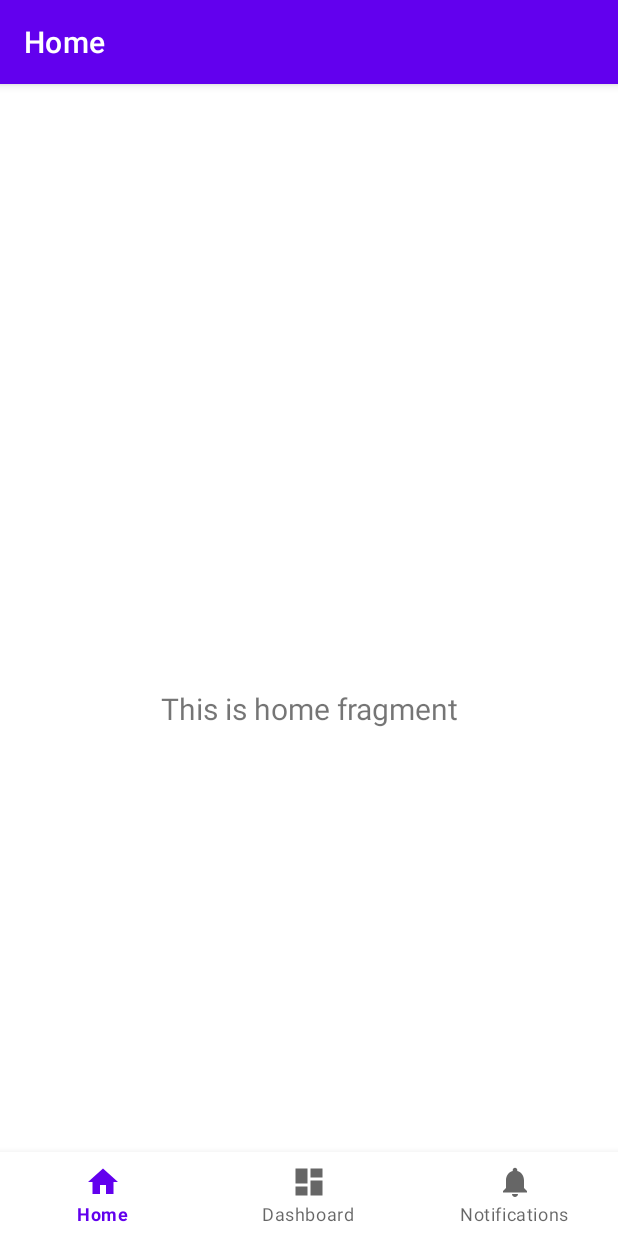
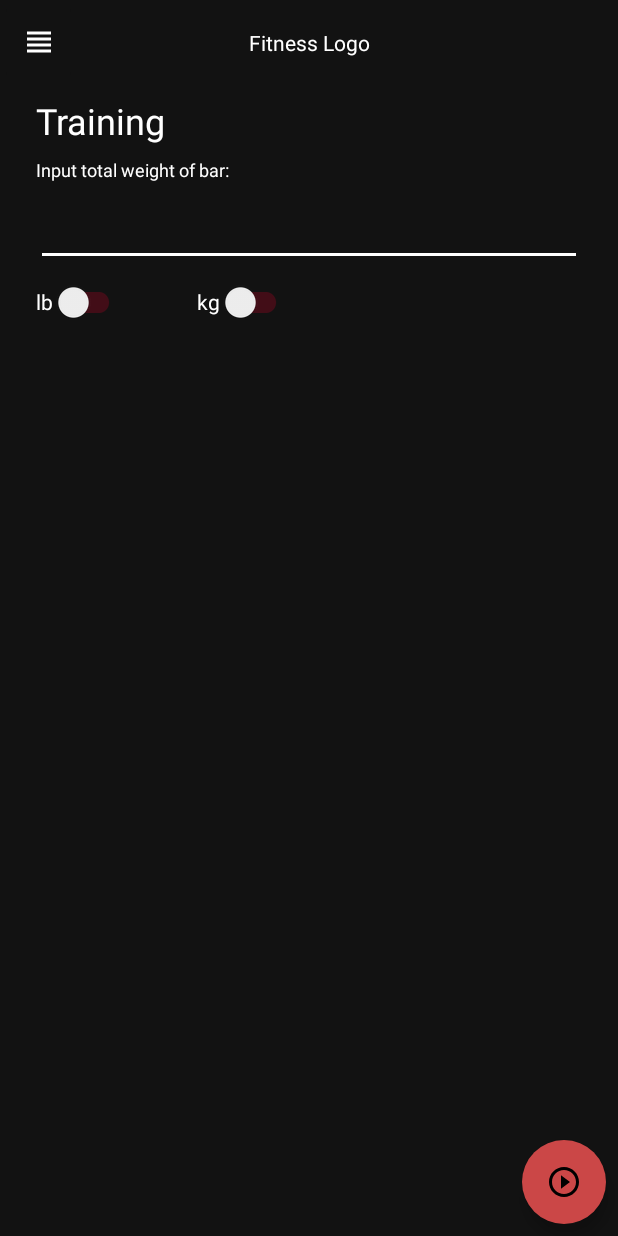
Before and after one commit to andresmaldonado2/Bar_Tracker, an Android app: the screen it shows after launch (MainActivity), on a phone screen of 412 x 824 dp. Run offline under Robolectric (Android 15) with nearby library versions, the phone set to English and light mode, and no system bars; our stand-ins replace navigation-ui.

Commit message:
Week 1 Capstone
Got a very barebones GUI from scratch made, still need to figure out why elevation just refuses to work properly

```diff
--- a/app/src/main/AndroidManifest.xml
+++ b/app/src/main/AndroidManifest.xml
@@ -8,7 +8,8 @@
         android:label="@string/app_name"
         android:roundIcon="@mipmap/ic_launcher_round"
         android:supportsRtl="true"
-        android:theme="@style/Theme.Main_Menu">
+        android:theme="@style/AppTheme"
+        android:hardwareAccelerated="true">
         <activity
             android:name=".MainActivity"
             android:exported="true"
--- a/app/src/main/java/com/example/main_menu/MainActivity.java
+++ b/app/src/main/java/com/example/main_menu/MainActivity.java
@@ -1,8 +1,6 @@
 package com.example.main_menu;
 
 import android.os.Bundle;
-
-import com.google.android.material.bottomnavigation.BottomNavigationView;
 
 import androidx.appcompat.app.AppCompatActivity;
 import androidx.navigation.NavController;
@@ -22,16 +20,6 @@ public class MainActivity extends AppCompatActivity {
 
         binding = ActivityMainBinding.inflate(getLayoutInflater());
         setContentView(binding.getRoot());
-
-        BottomNavigationView navView = findViewById(R.id.nav_view);
-        // Passing each menu ID as a set of Ids because each
-        // menu should be considered as top level destinations.
-        AppBarConfiguration appBarConfiguration = new AppBarConfiguration.Builder(
-                R.id.navigation_home, R.id.navigation_dashboard, R.id.navigation_notifications)
-                .build();
-        NavController navController = Navigation.findNavController(this, R.id.nav_host_fragment_activity_main);
-        NavigationUI.setupActionBarWithNavController(this, navController, appBarConfiguration);
-        NavigationUI.setupWithNavController(binding.navView, navController);
     }
 
 }
--- /dev/null
+++ b/app/src/main/res/drawable/button_border.xml
@@ -0,0 +1,9 @@
+<?xml version="1.0" encoding="utf-8"?>
+<shape xmlns:android="http://schemas.android.com/apk/res/android"
+    android:shape="rectangle">
+    <gradient android:startColor="#B00020"
+        android:endColor="#000000"
+        android:angle="270" />
+    <corners android:radius="3dp" />
+    <stroke android:width="5px" android:color="#ffffff" />
+</shape>
--- /dev/null
+++ b/app/src/main/res/drawable/ic_baseline_play_circle_outline_24.xml
@@ -0,0 +1,10 @@
+<vector xmlns:android="http://schemas.android.com/apk/res/android"
+    android:width="24dp"
+    android:height="24dp"
+    android:viewportWidth="24"
+    android:viewportHeight="24"
+    android:tint="?attr/colorControlNormal">
+  <path
+      android:fillColor="@android:color/white"
+      android:pathData="M10,16.5l6,-4.5 -6,-4.5v9zM12,2C6.48,2 2,6.48 2,12s4.48,10 10,10 10,-4.48 10,-10S17.52,2 12,2zM12,20c-4.41,0 -8,-3.59 -8,-8s3.59,-8 8,-8 8,3.59 8,8 -3.59,8 -8,8z"/>
+</vector>
--- /dev/null
+++ b/app/src/main/res/drawable/ic_baseline_settings_24.xml
@@ -0,0 +1,10 @@
+<vector xmlns:android="http://schemas.android.com/apk/res/android"
+    android:width="24dp"
+    android:height="24dp"
+    android:viewportWidth="24"
+    android:viewportHeight="24"
+    android:tint="?attr/colorControlNormal">
+  <path
+      android:fillColor="@android:color/white"
+      android:pathData="M19.14,12.94c0.04,-0.3 0.06,-0.61 0.06,-0.94c0,-0.32 -0.02,-0.64 -0.07,-0.94l2.03,-1.58c0.18,-0.14 0.23,-0.41 0.12,-0.61l-1.92,-3.32c-0.12,-0.22 -0.37,-0.29 -0.59,-0.22l-2.39,0.96c-0.5,-0.38 -1.03,-0.7 -1.62,-0.94L14.4,2.81c-0.04,-0.24 -0.24,-0.41 -0.48,-0.41h-3.84c-0.24,0 -0.43,0.17 -0.47,0.41L9.25,5.35C8.66,5.59 8.12,5.92 7.63,6.29L5.24,5.33c-0.22,-0.08 -0.47,0 -0.59,0.22L2.74,8.87C2.62,9.08 2.66,9.34 2.86,9.48l2.03,1.58C4.84,11.36 4.8,11.69 4.8,12s0.02,0.64 0.07,0.94l-2.03,1.58c-0.18,0.14 -0.23,0.41 -0.12,0.61l1.92,3.32c0.12,0.22 0.37,0.29 0.59,0.22l2.39,-0.96c0.5,0.38 1.03,0.7 1.62,0.94l0.36,2.54c0.05,0.24 0.24,0.41 0.48,0.41h3.84c0.24,0 0.44,-0.17 0.47,-0.41l0.36,-2.54c0.59,-0.24 1.13,-0.56 1.62,-0.94l2.39,0.96c0.22,0.08 0.47,0 0.59,-0.22l1.92,-3.32c0.12,-0.22 0.07,-0.47 -0.12,-0.61L19.14,12.94zM12,15.6c-1.98,0 -3.6,-1.62 -3.6,-3.6s1.62,-3.6 3.6,-3.6s3.6,1.62 3.6,3.6S13.98,15.6 12,15.6z"/>
+</vector>
--- /dev/null
+++ b/app/src/main/res/drawable/ic_baseline_view_headline_24.xml
@@ -0,0 +1,10 @@
+<vector xmlns:android="http://schemas.android.com/apk/res/android"
+    android:width="24dp"
+    android:height="24dp"
+    android:viewportWidth="24"
+    android:viewportHeight="24"
+    android:tint="?attr/colorControlNormal">
+  <path
+      android:fillColor="@android:color/white"
+      android:pathData="M4,15h16v-2L4,13v2zM4,19h16v-2L4,17v2zM4,11h16L20,9L4,9v2zM4,5v2h16L20,5L4,5z"/>
+</vector>
--- a/app/src/main/res/layout/activity_main.xml
+++ b/app/src/main/res/layout/activity_main.xml
@@ -1,33 +1,132 @@
 <?xml version="1.0" encoding="utf-8"?>
-<androidx.constraintlayout.widget.ConstraintLayout xmlns:android="http://schemas.android.com/apk/res/android"
+<androidx.drawerlayout.widget.DrawerLayout  xmlns:android="http://schemas.android.com/apk/res/android"
     xmlns:app="http://schemas.android.com/apk/res-auto"
+    xmlns:tools="http://schemas.android.com/tools"
     android:id="@+id/container"
     android:layout_width="match_parent"
     android:layout_height="match_parent"
-    android:paddingTop="?attr/actionBarSize">
+    android:fitsSystemWindows="true"
+    android:background="@color/backgroundGrey"
+    android:clipChildren="false"
+    android:clipToPadding="false"
+    >
 
-    <com.google.android.material.bottomnavigation.BottomNavigationView
-        android:id="@+id/nav_view"
-        android:layout_width="0dp"
-        android:layout_height="wrap_content"
-        android:layout_marginStart="0dp"
-        android:layout_marginEnd="0dp"
-        android:background="?android:attr/windowBackground"
-        app:layout_constraintBottom_toBottomOf="parent"
-        app:layout_constraintLeft_toLeftOf="parent"
-        app:layout_constraintRight_toRightOf="parent"
-        app:menu="@menu/bottom_nav_menu" />
-
-    <fragment
-        android:id="@+id/nav_host_fragment_activity_main"
-        android:name="androidx.navigation.fragment.NavHostFragment"
+    <androidx.constraintlayout.widget.ConstraintLayout
         android:layout_width="match_parent"
         android:layout_height="match_parent"
-        app:defaultNavHost="true"
-        app:layout_constraintBottom_toTopOf="@id/nav_view"
-        app:layout_constraintLeft_toLeftOf="parent"
-        app:layout_constraintRight_toRightOf="parent"
-        app:layout_constraintTop_toTopOf="parent"
-        app:navGraph="@navigation/mobile_navigation" />
+        android:id="@+id/mainMenu"
+        android:background="@color/backgroundGrey"
+        android:clipToPadding="false"
+        android:clipChildren="false">
 
-</androidx.constraintlayout.widget.ConstraintLayout>
+        <com.google.android.material.floatingactionbutton.FloatingActionButton
+            android:id="@+id/startWorkoutButton"
+            android:layout_width="wrap_content"
+            android:layout_height="wrap_content"
+            android:layout_marginEnd="8dp"
+            android:layout_marginBottom="8dp"
+            android:backgroundTint="@color/startWorkoutButtonRed"
+            android:clickable="true"
+            android:contentDescription="@string/startWorkoutButtonContentDescription"
+            android:focusable="true"
+            app:borderWidth="0dp"
+            app:layout_constraintBottom_toBottomOf="parent"
+            app:layout_constraintEnd_toEndOf="parent"
+            app:srcCompat="@drawable/ic_baseline_play_circle_outline_24" />
+
+        <LinearLayout
+            android:layout_width="match_parent"
+            android:layout_height="match_parent"
+            android:background="@color/backgroundGrey"
+            android:orientation="vertical"
+            android:clipToPadding="false"
+            android:clipChildren="false">
+
+            <include layout="@layout/nav_bar_header"
+                android:layout_width="match_parent"
+                android:layout_height="?actionBarSize"
+                android:elevation="30dp">
+            </include>
+
+            <LinearLayout
+                android:layout_width="match_parent"
+                android:layout_height="match_parent"
+                android:orientation="vertical">
+
+                <TextView
+                    android:id="@+id/trainingMenuHeader"
+                    android:layout_width="wrap_content"
+                    android:layout_height="wrap_content"
+                    android:layout_marginStart="24dp"
+                    android:layout_marginTop="8dp"
+                    android:text="@string/trainingMenuHeader"
+                    android:textColor="@color/white"
+                    android:textSize="24sp" />
+
+                <TextView
+                    android:id="@+id/totalWeightHeader"
+                    android:layout_width="match_parent"
+                    android:layout_height="wrap_content"
+                    android:text="@string/totalWeightHeader"
+                    android:layout_marginStart="24dp"
+                    android:layout_marginTop="8dp"
+                    android:textColor="@color/white"
+                    android:textSize="12sp"/>
+
+                <EditText
+                    android:id="@+id/plain_text_input"
+                    android:layout_width="match_parent"
+                    android:layout_height="wrap_content"
+                    android:minHeight="48sp"
+                    android:layout_marginTop="8dp"
+                    android:layout_marginStart="24dp"
+                    android:layout_marginEnd="24dp"
+                    android:inputType="number"
+                    android:textColor="@color/white"
+                    android:backgroundTint="@color/white"/>
+
+                <LinearLayout
+                    android:layout_width="match_parent"
+                    android:layout_height="match_parent"
+                    android:orientation="horizontal">
+
+                    <com.google.android.material.switchmaterial.SwitchMaterial
+                        android:id="@+id/switch1"
+                        android:layout_width="wrap_content"
+                        android:layout_height="wrap_content"
+                        android:minHeight="48sp"
+                        android:text="@string/poundSwitchText"
+                        android:theme="@style/mainMenuSwitchStyle"
+                        android:textColor="@color/white"
+                        android:layout_marginStart="24dp"
+                        android:layout_marginEnd="24dp"/>
+
+                    <com.google.android.material.switchmaterial.SwitchMaterial
+                        android:id="@+id/switch2"
+                        android:layout_width="wrap_content"
+                        android:layout_height="wrap_content"
+                        android:minHeight="48sp"
+                        android:text="@string/kilogramSwitchText"
+                        android:textColor="@color/white"
+                        android:layout_marginStart="24dp"
+                        android:layout_marginEnd="24dp"
+                        android:theme="@style/mainMenuSwitchStyle"/>
+
+                </LinearLayout>
+
+            </LinearLayout>
+
+        </LinearLayout>
+
+
+    </androidx.constraintlayout.widget.ConstraintLayout>
+
+    <include
+        layout="@layout/nav_view_body"
+        android:layout_width="match_parent"
+        android:layout_height="match_parent"
+        android:fitsSystemWindows="true"
+        android:layout_gravity="start">
+    </include>
+
+</androidx.drawerlayout.widget.DrawerLayout>
--- /dev/null
+++ b/app/src/main/res/layout/nav_bar_header.xml
@@ -0,0 +1,35 @@
+<?xml version="1.0" encoding="utf-8"?>
+<androidx.constraintlayout.widget.ConstraintLayout xmlns:android="http://schemas.android.com/apk/res/android"
+    xmlns:app="http://schemas.android.com/apk/res-auto"
+    android:id="@+id/navBar"
+    android:layout_width="match_parent"
+    android:layout_height="?actionBarSize"
+    android:layout_marginTop="8dp"
+    android:background="@color/backgroundGrey">
+
+    <ImageButton
+        android:id="@+id/navBarButton"
+        android:layout_width="0dp"
+        android:layout_height="match_parent"
+        android:backgroundTint="@color/backgroundGrey"
+        android:contentDescription="@string/navBarButtonContentDescription"
+        android:tint="@color/white"
+        app:layout_constraintBottom_toBottomOf="parent"
+        app:layout_constraintStart_toStartOf="parent"
+        app:layout_constraintTop_toTopOf="parent"
+        app:layout_constraintWidth_percent="0.125"
+        app:srcCompat="@drawable/ic_baseline_view_headline_24" />
+
+    <!--TODO Make this an actual logo instead of just a placeholder-->
+    <TextView
+        android:id="@+id/logoPlaceHolder"
+        android:layout_width="wrap_content"
+        android:layout_height="wrap_content"
+        android:text="Fitness Logo"
+        android:textColor="@color/white"
+        app:layout_constraintBottom_toBottomOf="parent"
+        app:layout_constraintEnd_toEndOf="parent"
+        app:layout_constraintStart_toStartOf="@+id/navBarButton"
+        app:layout_constraintTop_toTopOf="parent" />
+
+</androidx.constraintlayout.widget.ConstraintLayout>
--- /dev/null
+++ b/app/src/main/res/layout/nav_view_body.xml
@@ -0,0 +1,30 @@
+<?xml version="1.0" encoding="utf-8"?>
+<com.google.android.material.navigation.NavigationView xmlns:android="http://schemas.android.com/apk/res/android"
+    xmlns:app="http://schemas.android.com/apk/res-auto"
+    android:layout_width="wrap_content"
+    android:layout_height="match_parent"
+    android:background="@color/backgroundGrey"
+    android:fitsSystemWindows="true">
+
+    <LinearLayout
+        android:layout_width="match_parent"
+        android:layout_height="match_parent"
+        android:orientation="vertical"
+        android:background="@color/backgroundGrey"
+        android:clipChildren="false"
+        android:clipToPadding="false">
+
+        <Button
+            android:id="@+id/button"
+            android:layout_width="match_parent"
+            android:layout_height="wrap_content"
+            android:drawableLeft="@drawable/ic_baseline_settings_24"
+            android:drawableTint="@color/white"
+            app:backgroundTint="@null"
+            android:background="@color/backgroundGrey"
+            android:theme="@style/navViewMenuButtons"
+            android:text="Button"
+            android:textColor="@color/white"
+            android:elevation="30dp"/>
+    </LinearLayout>
+</com.google.android.material.navigation.NavigationView>
--- a/app/src/main/res/values/colors.xml
+++ b/app/src/main/res/values/colors.xml
@@ -7,4 +7,9 @@
     <color name="teal_700">#FF018786</color>
     <color name="black">#FF000000</color>
     <color name="white">#FFFFFFFF</color>
+    <color name="red">#FFFF0000</color>
+    <color name="navBarGrey">#FF2A2A2A</color>
+    <color name="backgroundGrey">#FF121212</color>
+    <color name="buttonRed">#FFB00020</color>
+    <color name="startWorkoutButtonRed">#FFCB4747</color>
 </resources>
--- a/app/src/main/res/values/strings.xml
+++ b/app/src/main/res/values/strings.xml
@@ -3,4 +3,10 @@
     <string name="title_home">Home</string>
     <string name="title_dashboard">Dashboard</string>
     <string name="title_notifications">Notifications</string>
+    <string name="trainingMenuHeader">Training</string>
+    <string name="totalWeightHeader">Input total weight of bar:</string>
+    <string name="navBarButtonContentDescription">Opens navigation menu</string>
+    <string name="poundSwitchText">lb</string>
+    <string name="kilogramSwitchText">kg</string>
+    <string name="startWorkoutButtonContentDescription">Start Workout</string>
 </resources>
--- /dev/null
+++ b/app/src/main/res/values/styles.xml
@@ -0,0 +1,13 @@
+<?xml version="1.0" encoding="utf-8"?>
+<resources>
+    <style name="AppTheme" parent="Theme.MaterialComponents.DayNight.NoActionBar">
+
+    </style>
+    <style name="mainMenuSwitchStyle" parent="Theme.AppCompat.DayNight.NoActionBar">
+        <item name="android:colorControlActivated">@color/buttonRed</item>
+        <item name="android:colorForeground">@color/buttonRed</item>
+    </style>
+    <style name="navViewMenuButtons" parent="Theme.MaterialComponents.DayNight.NoActionBar.Bridge">
+
+    </style>
+</resources>
```
